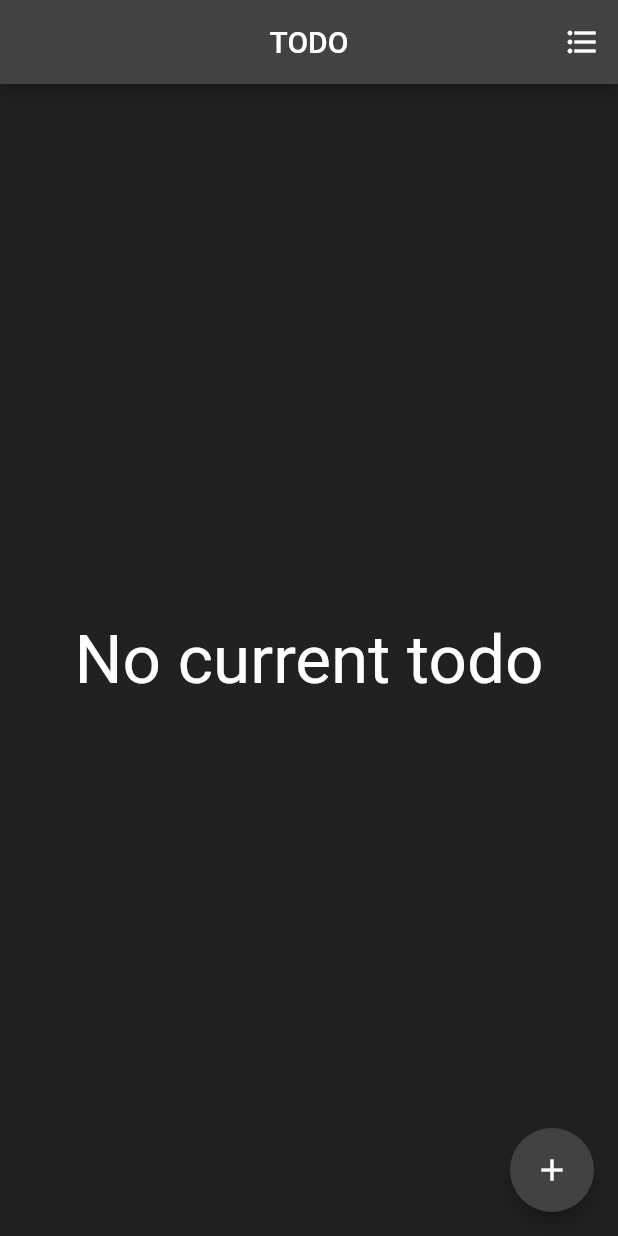
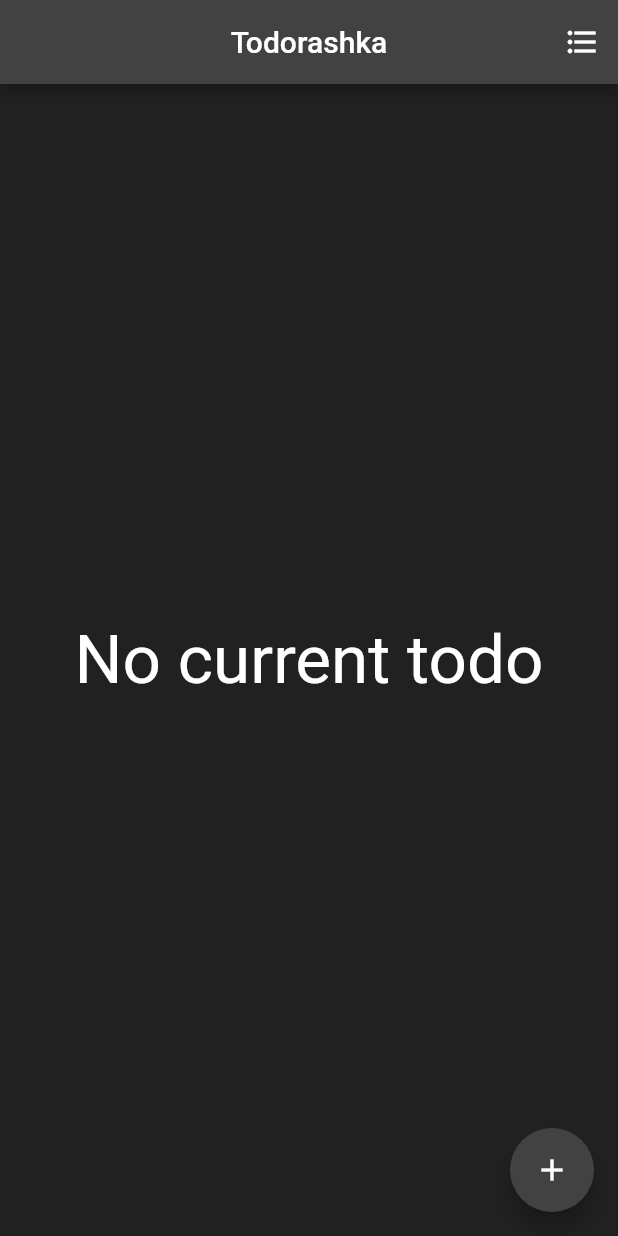
Before and after one commit to GUDN/todorashka, a Flutter app: the screen it shows after launch, on a phone screen of 412 x 824 dp. Run offline on Flutter 3.47's test engine with Material 2 defaults, Android fonts, the phone set to English and light mode, and no system bars; our stand-ins replace sqflite; accounts and stored records are empty.

Commit message:
Updated name

```diff
--- a/lib/main.dart
+++ b/lib/main.dart
@@ -15,7 +15,7 @@ class TodoApp extends StatelessWidget {
     return ChangeNotifierProvider(
       create: (context) => TodoList(),
       child: MaterialApp(
-        title: 'Todo',
+        title: 'Todorashka',
         theme: ThemeData(
           primarySwatch: Colors.grey,
           primaryColor: Colors.grey[800],
--- a/lib/pages/home.dart
+++ b/lib/pages/home.dart
@@ -23,7 +23,7 @@ class _HomePageState extends State<HomePage> {
     return Scaffold(
       backgroundColor: Theme.of(context).backgroundColor,
       appBar: AppBar(
-        title: Text('TODO'),
+        title: Text('Todorashka'),
         centerTitle: true,
         actionsIconTheme: Theme.of(context).iconTheme,
         actions: <Widget>[
```
